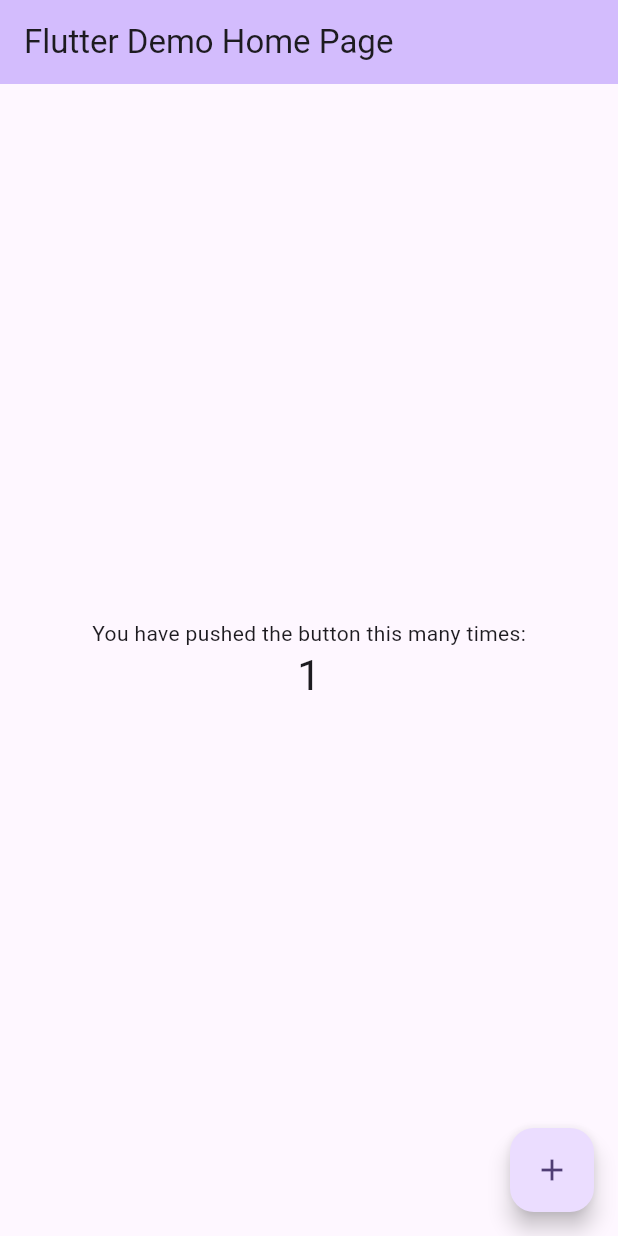
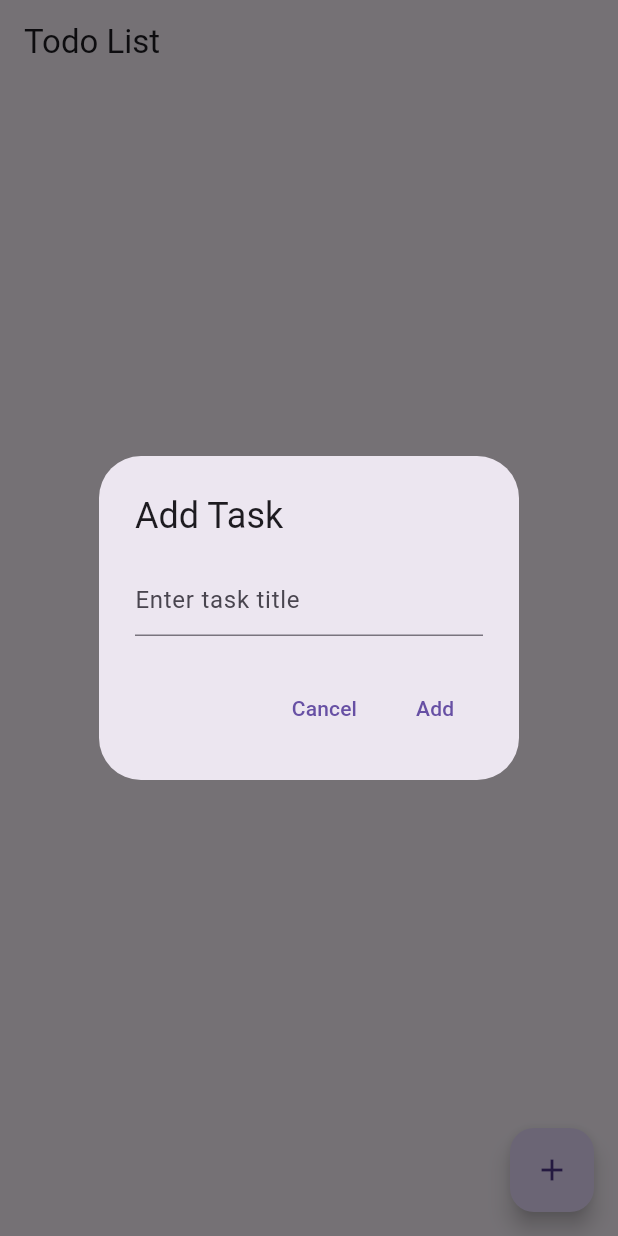
Before and after one commit to misaelriojasftf/todo_app, a Flutter app: the screen it shows after launch, after a tap on the "add" icon, on a phone screen of 412 x 824 dp. Run offline on Flutter 3.47's test engine with Material 3 defaults, Android fonts, the phone set to English and light mode, and no system bars; our stand-ins replace hive, hive_flutter; accounts and stored records are empty.

Commit message:
feat(todolist): presentation - screen and widgets

```diff
--- a/lib/main.dart
+++ b/lib/main.dart
@@ -1,125 +1,35 @@
+// lib/main.dart
+import 'package:demo/common/infraestructure/storage/main.dart';
+import 'package:demo/todo_list/infraestructure/state/task_state.dart';
+import 'package:demo/todo_list/infraestructure/storage/task_storage.dart';
+import 'package:demo/todo_list/presentation/todo_list_screen.dart';
 import 'package:flutter/material.dart';
+import 'package:hive_flutter/hive_flutter.dart';
+import 'package:provider/provider.dart';
 
-void main() {
-  runApp(const MyApp());
+void main() async {
+  WidgetsFlutterBinding.ensureInitialized();
+  await Hive.initFlutter();
+  final task = TaskStorage();
+  await initilizeBoxes([task]);
+  runApp(MyApp(task));
 }
 
+/// [MyApp] core widget
 class MyApp extends StatelessWidget {
-  const MyApp({super.key});
+  /// constructor
+  const MyApp(this._taskStorage, {super.key});
+  final TaskStorage _taskStorage;
 
-  // This widget is the root of your application.
   @override
   Widget build(BuildContext context) {
-    return MaterialApp(
-      title: 'Flutter Demo',
-      theme: ThemeData(
-        // This is the theme of your application.
-        //
-        // TRY THIS: Try running your application with "flutter run". You'll see
-        // the application has a purple toolbar. Then, without quitting the app,
-        // try changing the seedColor in the colorScheme below to Colors.green
-        // and then invoke "hot reload" (save your changes or press the "hot
-        // reload" button in a Flutter-supported IDE, or press "r" if you used
-        // the command line to start the app).
-        //
-        // Notice that the counter didn't reset back to zero; the application
-        // state is not lost during the reload. To reset the state, use hot
-        // restart instead.
-        //
-        // This works for code too, not just values: Most code changes can be
-        // tested with just a hot reload.
-        colorScheme: ColorScheme.fromSeed(seedColor: Colors.deepPurple),
-        useMaterial3: true,
+    return ChangeNotifierProvider(
+      create: (context) => TaskState(storage: _taskStorage),
+      child: MaterialApp(
+        title: 'To-Do List App',
+        theme: ThemeData(),
+        home: const TodoListScreen(),
       ),
-      home: const MyHomePage(title: 'Flutter Demo Home Page'),
     );
   }
 }
-
-class MyHomePage extends StatefulWidget {
-  const MyHomePage({super.key, required this.title});
-
-  // This widget is the home page of your application. It is stateful, meaning
-  // that it has a State object (defined below) that contains fields that affect
-  // how it looks.
-
-  // This class is the configuration for the state. It holds the values (in this
-  // case the title) provided by the parent (in this case the App widget) and
-  // used by the build method of the State. Fields in a Widget subclass are
-  // always marked "final".
-
-  final String title;
-
-  @override
-  State<MyHomePage> createState() => _MyHomePageState();
-}
-
-class _MyHomePageState extends State<MyHomePage> {
-  int _counter = 0;
-
-  void _incrementCounter() {
-    setState(() {
-      // This call to setState tells the Flutter framework that something has
-      // changed in this State, which causes it to rerun the build method below
-      // so that the display can reflect the updated values. If we changed
-      // _counter without calling setState(), then the build method would not be
-      // called again, and so nothing would appear to happen.
-      _counter++;
-    });
-  }
-
-  @override
-  Widget build(BuildContext context) {
-    // This method is rerun every time setState is called, for instance as done
-    // by the _incrementCounter method above.
-    //
-    // The Flutter framework has been optimized to make rerunning build methods
-    // fast, so that you can just rebuild anything that needs updating rather
-    // than having to individually change instances of widgets.
-    return Scaffold(
-      appBar: AppBar(
-        // TRY THIS: Try changing the color here to a specific color (to
-        // Colors.amber, perhaps?) and trigger a hot reload to see the AppBar
-        // change color while the other colors stay the same.
-        backgroundColor: Theme.of(context).colorScheme.inversePrimary,
-        // Here we take the value from the MyHomePage object that was created by
-        // the App.build method, and use it to set our appbar title.
-        title: Text(widget.title),
-      ),
-      body: Center(
-        // Center is a layout widget. It takes a single child and positions it
-        // in the middle of the parent.
-        child: Column(
-          // Column is also a layout widget. It takes a list of children and
-          // arranges them vertically. By default, it sizes itself to fit its
-          // children horizontally, and tries to be as tall as its parent.
-          //
-          // Column has various properties to control how it sizes itself and
-          // how it positions its children. Here we use mainAxisAlignment to
-          // center the children vertically; the main axis here is the vertical
-          // axis because Columns are vertical (the cross axis would be
-          // horizontal).
-          //
-          // TRY THIS: Invoke "debug painting" (choose the "Toggle Debug Paint"
-          // action in the IDE, or press "p" in the console), to see the
-          // wireframe for each widget.
-          mainAxisAlignment: MainAxisAlignment.center,
-          children: <Widget>[
-            const Text(
-              'You have pushed the button this many times:',
-            ),
-            Text(
-              '$_counter',
-              style: Theme.of(context).textTheme.headlineMedium,
-            ),
-          ],
-        ),
-      ),
-      floatingActionButton: FloatingActionButton(
-        onPressed: _incrementCounter,
-        tooltip: 'Increment',
-        child: const Icon(Icons.add),
-      ), // This trailing comma makes auto-formatting nicer for build methods.
-    );
-  }
-}
--- /dev/null
+++ b/lib/todo_list/presentation/todo_list_screen.dart
@@ -0,0 +1,55 @@
+import 'package:demo/todo_list/infraestructure/state/task_state.dart';
+import 'package:demo/todo_list/presentation/widgets/add_task_dialog.dart';
+import 'package:demo/todo_list/presentation/widgets/task_item.dart';
+import 'package:flutter/material.dart';
+import 'package:provider/provider.dart';
+
+/// [TodoListScreen] widget that draws the list of elements
+class TodoListScreen extends StatelessWidget {
+  /// constructor
+  const TodoListScreen({super.key});
+
+  @override
+  Widget build(BuildContext context) {
+    return Scaffold(
+      appBar: AppBar(
+        title: const Text('Todo List'),
+      ),
+      body: Consumer<TaskState>(
+        builder: (context, taskState, _) {
+          final tasks = taskState.tasks;
+          if (tasks.isEmpty) {
+            return const Center(child: Text('Nothing to show...'));
+          }
+
+          final incompleteTasks =
+              tasks.where((task) => !task.isCompleted).toList();
+          final completedTasks =
+              tasks.where((task) => task.isCompleted).toList();
+
+          return ListView.builder(
+            itemCount: incompleteTasks.length + completedTasks.length,
+            itemBuilder: (context, index) {
+              if (index < incompleteTasks.length) {
+                return TaskItem(task: incompleteTasks[index]);
+              }
+              final completedIndex = index - incompleteTasks.length;
+              final task = completedTasks[completedIndex];
+              return TaskItem(
+                task: task,
+                // Adjust animation delay as needed
+              );
+            },
+          );
+        },
+      ),
+      floatingActionButton: FloatingActionButton(
+        onPressed: () => showDialog<void>(
+          context: context,
+          builder: (context) => const AddDialog(),
+        ),
+        child: const Icon(Icons.add),
+      ),
+    );
+  }
+}
--- /dev/null
+++ b/lib/todo_list/presentation/widgets/add_task_dialog.dart
@@ -0,0 +1,38 @@
+import 'package:demo/todo_list/infraestructure/state/task_state.dart';
+import 'package:flutter/material.dart';
+import 'package:provider/provider.dart';
+
+/// [AddDialog] dialog widget that draws add new item
+class AddDialog extends StatelessWidget {
+  /// constructor
+  const AddDialog({super.key});
+
+  @override
+  Widget build(BuildContext context) {
+    var taskTitle = '';
+    return AlertDialog(
+      title: const Text('Add Task'),
+      content: TextField(
+        onChanged: (value) {
+          taskTitle = value;
+        },
+        decoration: const InputDecoration(
+          hintText: 'Enter task title',
+        ),
+      ),
+      actions: [
+        TextButton(
+          onPressed: () => Navigator.pop(context),
+          child: const Text('Cancel'),
+        ),
+        TextButton(
+          onPressed: () {
+            Provider.of<TaskState>(context, listen: false).addTask(taskTitle);
+            Navigator.pop(context);
+          },
+          child: const Text('Add'),
+        ),
+      ],
+    );
+  }
+}
--- /dev/null
+++ b/lib/todo_list/presentation/widgets/delete_task_dialog.dart
@@ -0,0 +1,37 @@
+import 'package:demo/todo_list/domain/task.dart';
+import 'package:demo/todo_list/infraestructure/state/task_state.dart';
+import 'package:flutter/material.dart';
+import 'package:provider/provider.dart';
+
+/// [DeleteDialog] dialog widget that draws deletes an item
+class DeleteDialog extends StatelessWidget {
+  /// constructor
+  const DeleteDialog({required this.task, super.key});
+
+  /// Task input parameter
+  final Task task;
+
+  @override
+  Widget build(BuildContext context) {
+    return AlertDialog(
+      title: const Text('Delete Task'),
+      content:
+          Text('Are you sure you want to remove the task?\n\n${task.title}'),
+      actions: [
+        TextButton(
+          onPressed: () => Navigator.pop(context),
+          child: const Text('Cancel'),
+        ),
+        TextButton(
+          onPressed: () {
+            Provider.of<TaskState>(context, listen: false).deleteTask(
+              task.id,
+            );
+            Navigator.pop(context);
+          },
+          child: const Text('Delete'),
+        ),
+      ],
+    );
+  }
+}
--- /dev/null
+++ b/lib/todo_list/presentation/widgets/edit_task_dialog.dart
@@ -0,0 +1,46 @@
+import 'package:demo/todo_list/domain/task.dart';
+import 'package:demo/todo_list/infraestructure/state/task_state.dart';
+import 'package:flutter/material.dart';
+import 'package:provider/provider.dart';
+
+/// [EditDialog] dialog widget that draws edit an item
+class EditDialog extends StatelessWidget {
+  /// constructor
+  const EditDialog({required this.task, super.key});
+
+  /// Task input parameter
+  final Task task;
+
+  @override
+  Widget build(BuildContext context) {
+    var newTaskTitle = task.title;
+    return AlertDialog(
+      title: const Text('Edit Task'),
+      content: TextField(
+        onChanged: (value) {
+          newTaskTitle = value;
+        },
+        decoration: const InputDecoration(
+          hintText: 'Enter new task title',
+        ),
+        controller: TextEditingController(text: task.title),
+      ),
+      actions: [
+        TextButton(
+          onPressed: () => Navigator.pop(context),
+          child: const Text('Cancel'),
+        ),
+        TextButton(
+          onPressed: () {
+            Provider.of<TaskState>(context, listen: false).editTask(
+              task.id,
+              newTaskTitle,
+            );
+            Navigator.pop(context);
+          },
+          child: const Text('Save'),
+        ),
+      ],
+    );
+  }
+}
--- /dev/null
+++ b/lib/todo_list/presentation/widgets/task_item.dart
@@ -0,0 +1,54 @@
+import 'package:demo/todo_list/domain/task.dart';
+import 'package:demo/todo_list/infraestructure/state/task_state.dart';
+import 'package:demo/todo_list/presentation/widgets/delete_task_dialog.dart';
+import 'package:demo/todo_list/presentation/widgets/edit_task_dialog.dart';
+import 'package:flutter/material.dart';
+import 'package:provider/provider.dart';
+
+/// [TaskItem] task item widget draws element task
+class TaskItem extends StatelessWidget {
+  /// constructor
+  const TaskItem({required this.task, super.key});
+
+  /// [Task] input task
+  final Task task;
+
+  @override
+  Widget build(BuildContext context) {
+    final taskState = Provider.of<TaskState>(context, listen: false);
+
+    return ListTile(
+      leading: Checkbox(
+        value: task.isCompleted,
+        onChanged: (bool? value) {
+          taskState.toggleTaskStatus(task.id);
+        },
+      ),
+      title: Text(
+        task.title,
+        style: TextStyle(
+          decoration: task.isCompleted ? TextDecoration.lineThrough : null,
+        ),
+      ),
+      trailing: Row(
+        mainAxisSize: MainAxisSize.min,
+        children: [
+          IconButton(
+            icon: const Icon(Icons.edit),
+            onPressed: () => showDialog<void>(
+              context: context,
+              builder: (context) => EditDialog(task: task),
+            ),
+          ),
+          IconButton(
+            icon: const Icon(Icons.delete),
+            onPressed: () => showDialog<void>(
+              context: context,
+              builder: (context) => DeleteDialog(task: task),
+            ),
+          ),
+        ],
+      ),
+    );
+  }
+}
```
